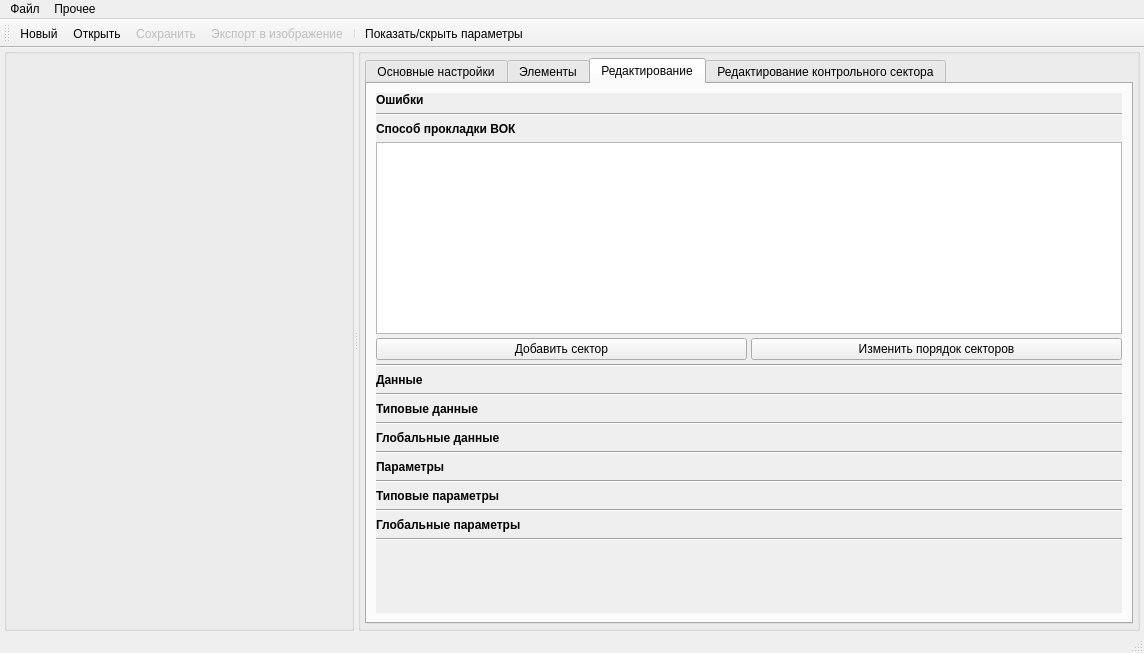
First picture: the form in designer/mainwindow.ui, repository Artemako/net-constructor, before the edit.
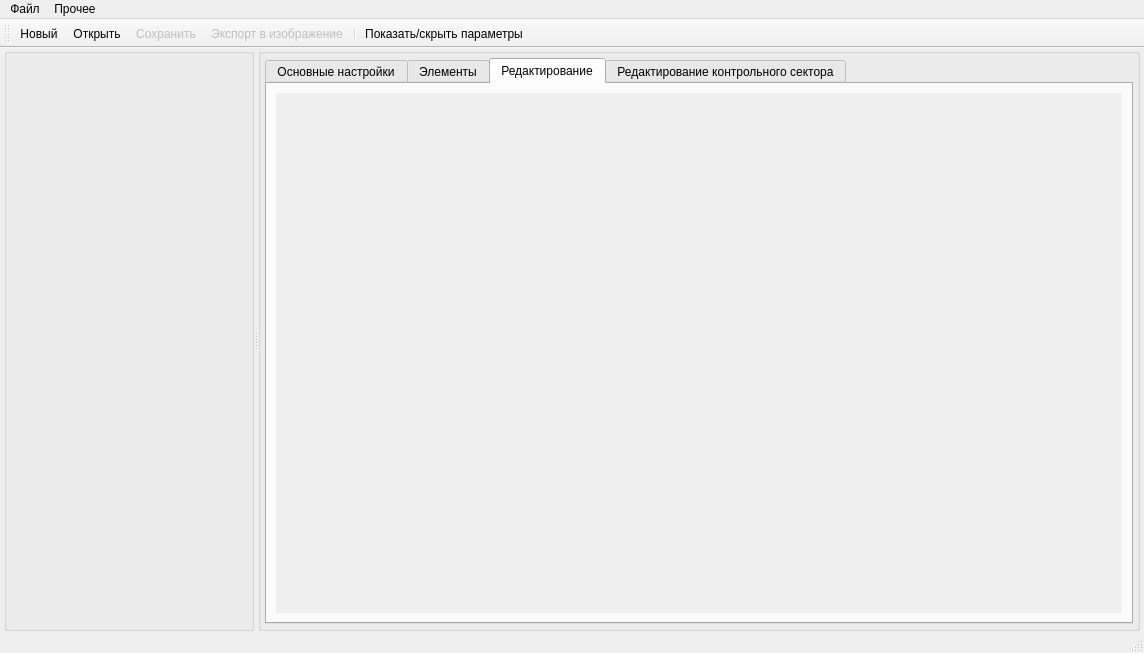
Second picture: the form after the edit. The open tabs and pages were chosen to show the change. Icons and pictures are not drawn. Custom widgets are drawn as their Qt base class.

The edit to the form file:
```diff
--- a/designer/mainwindow.ui
+++ b/designer/mainwindow.ui
@@ -17,7 +17,7 @@
    </rect>
   </property>
   <property name="sizePolicy">
-   <sizepolicy hsizetype="Fixed" vsizetype="Fixed">
+   <sizepolicy hsizetype="Expanding" vsizetype="Expanding">
     <horstretch>0</horstretch>
     <verstretch>0</verstretch>
    </sizepolicy>
@@ -62,7 +62,7 @@
        </property>
        <property name="minimumSize">
         <size>
-         <width>350</width>
+         <width>250</width>
          <height>0</height>
         </size>
        </property>
@@ -103,7 +103,7 @@
        </property>
        <property name="minimumSize">
         <size>
-         <width>500</width>
+         <width>300</width>
          <height>0</height>
         </size>
        </property>
@@ -360,11 +360,11 @@
                 <rect>
                  <x>0</x>
                  <y>0</y>
-                 <width>274</width>
-                 <height>572</height>
+                 <width>847</width>
+                 <height>519</height>
                 </rect>
                </property>
-               <layout class="QVBoxLayout" name="verticalLayout_4" stretch="0,0,0,0,0,0,0,0,0,0,0,0,0,0,0,0,0,0,0,0,0,0,0,1">
+               <layout class="QVBoxLayout" name="verticalLayout_4">
                 <property name="spacing">
                  <number>6</number>
                 </property>
@@ -380,204 +380,6 @@
                 <property name="bottomMargin">
                  <number>0</number>
                 </property>
-                <item>
-                 <widget class="QLabel" name="label_edit_errors">
-                  <property name="text">
-                   <string>&lt;html&gt;&lt;head/&gt;&lt;body&gt;&lt;p&gt;&lt;span style=&quot; font-weight:700;&quot;&gt;Ошибки&lt;/span&gt;&lt;/p&gt;&lt;/body&gt;&lt;/html&gt;</string>
-                  </property>
-                 </widget>
-                </item>
-                <item>
-                 <layout class="QVBoxLayout" name="vl_edit_errors"/>
-                </item>
-                <item>
-                 <widget class="Line" name="line_errors">
-                  <property name="orientation">
-                   <enum>Qt::Horizontal</enum>
-                  </property>
-                 </widget>
-                </item>
-                <item>
-                 <widget class="QLabel" name="label_control_sectors">
-                  <property name="text">
-                   <string>&lt;html&gt;&lt;head/&gt;&lt;body&gt;&lt;p&gt;&lt;span style=&quot; font-weight:700;&quot;&gt;Способ прокладки ВОК&lt;/span&gt;&lt;/p&gt;&lt;/body&gt;&lt;/html&gt;</string>
-                  </property>
-                 </widget>
-                </item>
-                <item>
-                 <layout class="QVBoxLayout" name="vl_control_sectors">
-                  <property name="spacing">
-                   <number>4</number>
-                  </property>
-                  <item>
-                   <widget class="QTableWidget" name="tw_control_sectors"/>
-                  </item>
-                  <item>
-                   <layout class="QHBoxLayout" name="hl_control_sectors_buttons">
-                    <item>
-                     <widget class="QPushButton" name="btn_add_control_sector">
-                      <property name="text">
-                       <string>Добавить сектор</string>
-                      </property>
-                     </widget>
-                    </item>
-                    <item>
-                     <widget class="QPushButton" name="btn_move_control_sectors">
-                      <property name="text">
-                       <string>Изменить порядок секторов</string>
-                      </property>
-                     </widget>
-                    </item>
-                   </layout>
-                  </item>
-                  <item>
-                   <widget class="Line" name="line_cont_sect">
-                    <property name="orientation">
-                     <enum>Qt::Horizontal</enum>
-                    </property>
-                   </widget>
-                  </item>
-                 </layout>
-                </item>
-                <item>
-                 <widget class="QLabel" name="label_object_data">
-                  <property name="text">
-                   <string>&lt;html&gt;&lt;head/&gt;&lt;body&gt;&lt;p&gt;&lt;span style=&quot; font-weight:700;&quot;&gt;Данные&lt;/span&gt;&lt;/p&gt;&lt;/body&gt;&lt;/html&gt;</string>
-                  </property>
-                 </widget>
-                </item>
-                <item>
-                 <layout class="QFormLayout" name="fl_object_data">
-                  <property name="rowWrapPolicy">
-                   <enum>QFormLayout::WrapLongRows</enum>
-                  </property>
-                 </layout>
-                </item>
-                <item>
-                 <widget class="Line" name="line_data">
-                  <property name="orientation">
-                   <enum>Qt::Horizontal</enum>
-                  </property>
-                 </widget>
-                </item>
-                <item>
-                 <widget class="QLabel" name="label_type_object_data">
-                  <property name="text">
-                   <string>&lt;html&gt;&lt;head/&gt;&lt;body&gt;&lt;p&gt;&lt;span style=&quot; font-weight:700;&quot;&gt;Типовые данные&lt;/span&gt;&lt;/p&gt;&lt;/body&gt;&lt;/html&gt;</string>
-                  </property>
-                 </widget>
-                </item>
-                <item>
-                 <layout class="QFormLayout" name="fl_type_object_data">
-                  <property name="rowWrapPolicy">
-                   <enum>QFormLayout::WrapLongRows</enum>
-                  </property>
-                 </layout>
-                </item>
-                <item>
-                 <widget class="Line" name="line_type_data">
-                  <property name="orientation">
-                   <enum>Qt::Horizontal</enum>
-                  </property>
-                 </widget>
-                </item>
-                <item>
-                 <widget class="QLabel" name="label_objects_data">
-                  <property name="text">
-                   <string>&lt;html&gt;&lt;head/&gt;&lt;body&gt;&lt;p&gt;&lt;span style=&quot; font-weight:700;&quot;&gt;Глобальные данные&lt;/span&gt;&lt;/p&gt;&lt;/body&gt;&lt;/html&gt;</string>
-                  </property>
-                 </widget>
-                </item>
-                <item>
-                 <layout class="QFormLayout" name="fl_objects_data">
-                  <property name="rowWrapPolicy">
-                   <enum>QFormLayout::WrapLongRows</enum>
-                  </property>
-                 </layout>
-                </item>
-                <item>
-                 <widget class="Line" name="line_global_data">
-                  <property name="orientation">
-                   <enum>Qt::Horizontal</enum>
-                  </property>
-                 </widget>
-                </item>
-                <item>
-                 <widget class="QLabel" name="label_object_parameters">
-                  <property name="text">
-                   <string>&lt;html&gt;&lt;head/&gt;&lt;body&gt;&lt;p&gt;&lt;span style=&quot; font-weight:700;&quot;&gt;Параметры&lt;/span&gt;&lt;/p&gt;&lt;/body&gt;&lt;/html&gt;</string>
-                  </property>
-                 </widget>
-                </item>
-                <item>
-                 <layout class="QFormLayout" name="fl_object_parameters">
-                  <property name="rowWrapPolicy">
-                   <enum>QFormLayout::WrapLongRows</enum>
-                  </property>
-                 </layout>
-                </item>
-                <item>
-                 <widget class="Line" name="line_pars">
-                  <property name="orientation">
-                   <enum>Qt::Horizontal</enum>
-                  </property>
-                 </widget>
-                </item>
-                <item>
-                 <widget class="QLabel" name="label_type_object_parameters">
-                  <property name="text">
-                   <string>&lt;html&gt;&lt;head/&gt;&lt;body&gt;&lt;p&gt;&lt;span style=&quot; font-weight:700;&quot;&gt;Типовые параметры&lt;/span&gt;&lt;/p&gt;&lt;/body&gt;&lt;/html&gt;</string>
-                  </property>
-                 </widget>
-                </item>
-                <item>
-                 <layout class="QFormLayout" name="fl_type_object_parameters">
-                  <property name="rowWrapPolicy">
-                   <enum>QFormLayout::WrapLongRows</enum>
-                  </property>
-                 </layout>
-                </item>
-                <item>
-                 <widget class="Line" name="line_type_pars">
-                  <property name="orientation">
-                   <enum>Qt::Horizontal</enum>
-                  </property>
-                 </widget>
-                </item>
-                <item>
-                 <widget class="QLabel" name="label_objects_parameters">
-                  <property name="text">
-                   <string>&lt;html&gt;&lt;head/&gt;&lt;body&gt;&lt;p&gt;&lt;span style=&quot; font-weight:700;&quot;&gt;Глобальные параметры&lt;/span&gt;&lt;/p&gt;&lt;/body&gt;&lt;/html&gt;</string>
-                  </property>
-                 </widget>
-                </item>
-                <item>
-                 <layout class="QFormLayout" name="fl_objects_parameters">
-                  <property name="rowWrapPolicy">
-                   <enum>QFormLayout::WrapLongRows</enum>
-                  </property>
-                 </layout>
-                </item>
-                <item>
-                 <widget class="Line" name="line_global_pars">
-                  <property name="orientation">
-                   <enum>Qt::Horizontal</enum>
-                  </property>
-                 </widget>
-                </item>
-                <item>
-                 <spacer name="vertical_spacer">
-                  <property name="orientation">
-                   <enum>Qt::Vertical</enum>
-                  </property>
-                  <property name="sizeHint" stdset="0">
-                   <size>
-                    <width>20</width>
-                    <height>40</height>
-                   </size>
-                  </property>
-                 </spacer>
-                </item>
                </layout>
               </widget>
              </widget>
```
Left out of the diff: 131 changed lines with no effect on the pictures.
